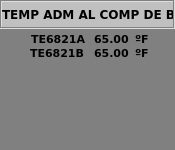
mbravod/aeros, file Martin/Qt/SiTTuGAs/A1-Turbina/wtempadm.ui: the form before one commit.
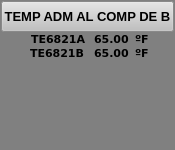
The form after the commit.

Patch:
```diff
--- a/Martin/Qt/SiTTuGAs/A1-Turbina/wtempadm.ui
+++ b/Martin/Qt/SiTTuGAs/A1-Turbina/wtempadm.ui
@@ -28,49 +28,6 @@
   <property name="styleSheet">
    <string notr="true">background-color: rgb(128, 128, 128);</string>
   </property>
-  <widget class="QFrame" name="frame">
-   <property name="geometry">
-    <rect>
-     <x>0</x>
-     <y>0</y>
-     <width>175</width>
-     <height>29</height>
-    </rect>
-   </property>
-   <property name="styleSheet">
-    <string notr="true">background-color: rgb(192, 192, 192);</string>
-   </property>
-   <property name="frameShape">
-    <enum>QFrame::Box</enum>
-   </property>
-   <property name="frameShadow">
-    <enum>QFrame::Sunken</enum>
-   </property>
-  </widget>
-  <widget class="QLabel" name="lbTemADMT">
-   <property name="geometry">
-    <rect>
-     <x>2</x>
-     <y>4</y>
-     <width>171</width>
-     <height>20</height>
-    </rect>
-   </property>
-   <property name="font">
-    <font>
-     <family>Verdana</family>
-     <pointsize>9</pointsize>
-     <weight>75</weight>
-     <bold>true</bold>
-    </font>
-   </property>
-   <property name="styleSheet">
-    <string notr="true">background-color: rgb(192, 192, 192);</string>
-   </property>
-   <property name="text">
-    <string>TEMP ADM AL COMP DE B</string>
-   </property>
-  </widget>
   <widget class="QLabel" name="lbADMT_1">
    <property name="geometry">
     <rect>
@@ -213,15 +170,37 @@
     <string/>
    </property>
   </widget>
+  <widget class="QPushButton" name="btCerrar">
+   <property name="geometry">
+    <rect>
+     <x>1</x>
+     <y>1</y>
+     <width>173</width>
+     <height>31</height>
+    </rect>
+   </property>
+   <property name="font">
+    <font>
+     <pointsize>10</pointsize>
+     <weight>75</weight>
+     <bold>true</bold>
+    </font>
+   </property>
+   <property name="styleSheet">
+    <string notr="true">background-color: rgb(192, 192, 192);</string>
+   </property>
+   <property name="text">
+    <string>TEMP ADM AL COMP DE B</string>
+   </property>
+  </widget>
   <zorder>lbFondo</zorder>
-  <zorder>frame</zorder>
-  <zorder>lbTemADMT</zorder>
   <zorder>lbADMT_1</zorder>
   <zorder>lbADM_1</zorder>
   <zorder>lbADMU_1</zorder>
   <zorder>lbADMU_2</zorder>
   <zorder>lbADM_2</zorder>
   <zorder>lbADMT_2</zorder>
+  <zorder>btCerrar</zorder>
  </widget>
  <layoutdefault spacing="6" margin="11"/>
  <resources/>
```
